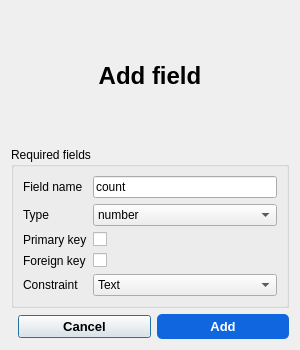
Above: src/components/addfield-dashboard/addfielddialog.ui from RapidWebForge/RapidWebForgeApp before the change. Below: the same form after it.
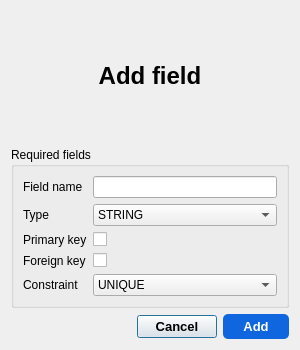
That is the form after the change.

Diff of the .ui file:
```diff
--- a/src/components/addfield-dashboard/addfielddialog.ui
+++ b/src/components/addfield-dashboard/addfielddialog.ui
@@ -48,7 +48,7 @@
       <item row="0" column="1">
        <widget class="QLineEdit" name="fieldNameLineEdit">
         <property name="text">
-         <string>count</string>
+         <string/>
         </property>
        </widget>
       </item>
@@ -63,7 +63,7 @@
        <widget class="QComboBox" name="fieldTypeComboBox">
         <item>
          <property name="text">
-          <string>number</string>
+          <string>STRING</string>
          </property>
         </item>
         <item>
@@ -109,7 +109,7 @@
        <widget class="QComboBox" name="constraintComboBox">
         <item>
          <property name="text">
-          <string>Text</string>
+          <string>UNIQUE</string>
          </property>
         </item>
         <item>
@@ -132,7 +132,13 @@
      <item>
       <spacer name="horizontalSpacer">
        <property name="orientation">
-        <enum>Qt::Horizontal</enum>
+        <enum>Qt::Orientation::Horizontal</enum>
+       </property>
+       <property name="sizeHint" stdset="0">
+        <size>
+         <width>0</width>
+         <height>0</height>
+        </size>
        </property>
       </spacer>
      </item>
```
Left out of the diff: 41 changed lines with no effect on the pictures.
